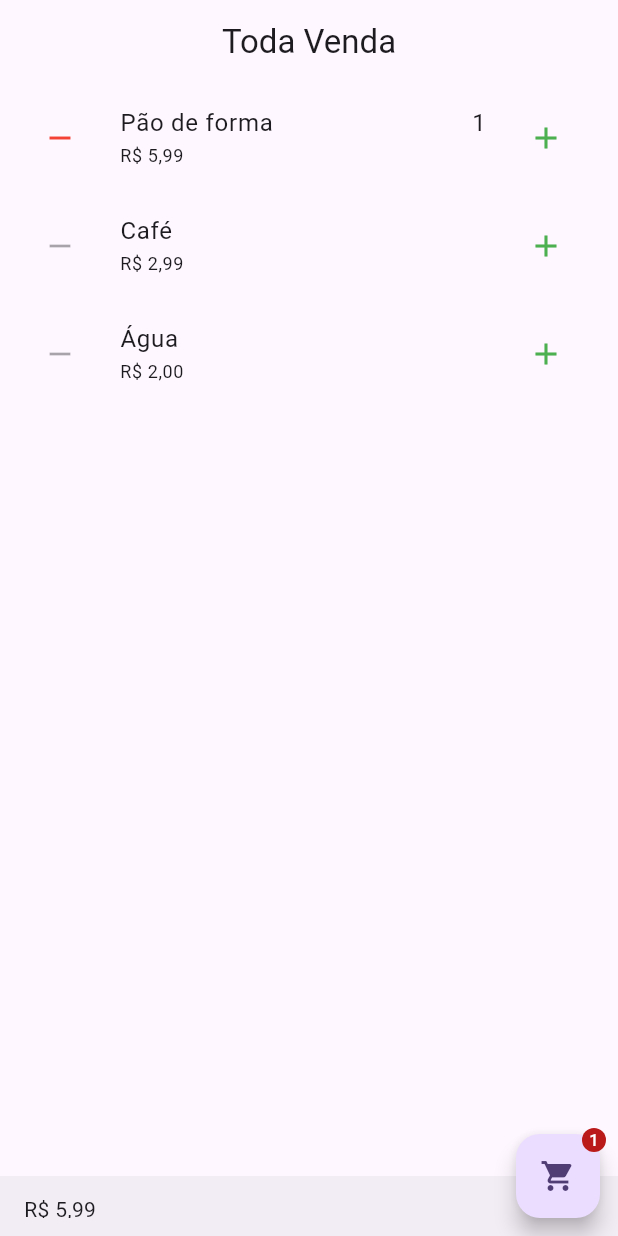
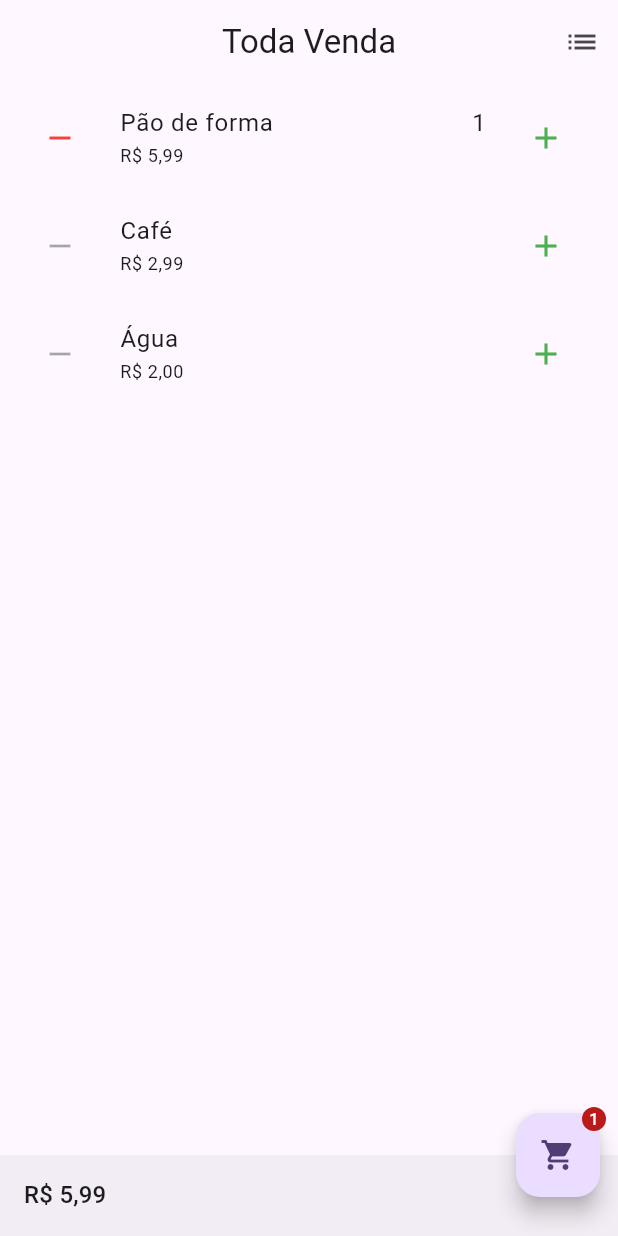
Before and after one commit to leandrofabianjr/todavenda, a Flutter app: the screen it shows after launch, after a tap on the "add" icon, on a phone screen of 412 x 824 dp. Run offline on Flutter 3.47's test engine with Material 2 defaults, Android fonts, the phone set to English and light mode, and no system bars; our stand-ins replace bloc, equatable, flutter_bloc, go_router.

Commit message:
Criado tela de confirmação de venda e refatorado local dos arquivos

```diff
--- a/lib/sales/pages/cart_page/bloc/cart_bloc.dart
+++ b/lib/cart/bloc/cart_bloc.dart
@@ -11,6 +11,7 @@ class CartBloc extends Bloc<CartEvent, CartState> {
     on<CartStarted>(_onStarted);
     on<CartItemAdded>(_onItemAdded);
     on<CartItemRemoved>(_onItemRemoved);
+    on<CartFinalized>(_onFinalized);
   }
 
   final ProductRepository productRepository;
@@ -22,14 +23,29 @@ class CartBloc extends Bloc<CartEvent, CartState> {
     emit(const CartLoading());
     try {
       final products = await productRepository.loadProducts();
-      final items = {for (var category in products) category: 0};
+      final initialItems = event.initialItems ?? {};
+      final items = {
+        for (var product in products)
+          product:
+              initialItems.containsKey(product) ? initialItems[product]! : 0
+      };
       emit(CartLoaded(items: items));
     } catch (ex) {
       emit(CartException(ex));
     }
   }
 
-  _onItemAdded(CartItemAdded event, Emitter<CartState> emit) {
+  Future<void> _onFinalized(
+    CartFinalized event,
+    Emitter<CartState> emit,
+  ) async {
+    if (state is CartLoaded) {
+      final items = (state as CartLoaded).items;
+      emit(CartConfirmation(items: Map.from(items)));
+    }
+  }
+
+  void _onItemAdded(CartItemAdded event, Emitter<CartState> emit) {
     if (state is CartLoaded) {
       final items = (state as CartLoaded).items;
       final itemQuantity = (items[event.product] ?? 0);
@@ -38,7 +54,7 @@ class CartBloc extends Bloc<CartEvent, CartState> {
     }
   }
 
-  _onItemRemoved(CartItemRemoved event, Emitter<CartState> emit) {
+  void _onItemRemoved(CartItemRemoved event, Emitter<CartState> emit) {
     if (state is CartLoaded) {
       final items = (state as CartLoaded).items;
       final itemQuantity = (items[event.product] ?? 0);
--- a/lib/sales/pages/cart_page/bloc/cart_event.dart
+++ b/lib/cart/bloc/cart_event.dart
@@ -5,10 +5,12 @@ sealed class CartEvent extends Equatable {
 }
 
 final class CartStarted extends CartEvent {
-  const CartStarted();
+  const CartStarted({this.initialItems});
+
+  final Map<Product, int>? initialItems;
 
   @override
-  List<Object?> get props => [];
+  List<Object?> get props => [initialItems?.hashCode];
 }
 
 final class CartItemAdded extends CartEvent {
@@ -28,3 +30,10 @@ final class CartItemRemoved extends CartEvent {
   @override
   List<Object> get props => [];
 }
+
+final class CartFinalized extends CartEvent {
+  const CartFinalized();
+
+  @override
+  List<Object> get props => [];
+}
--- a/lib/sales/pages/cart_page/bloc/cart_state.dart
+++ b/lib/cart/bloc/cart_state.dart
@@ -25,9 +25,17 @@ final class CartLoaded extends CartState {
         },
       );
   get formattedTotalPrice => CurrencyFormatter().formatPtBr(totalPrice);
+  get formattedTotalQuantity {
+    final qtt = totalQuantity;
+    return "$qtt ite${qtt == 1 ? 'm' : 'ns'}";
+  }
 
   @override
   List<Object> get props => [items.hashCode];
+}
+
+final class CartConfirmation extends CartLoaded {
+  const CartConfirmation({required super.items});
 }
 
 final class CartException extends CartState {
--- a/lib/sales/sales.dart
+++ b/lib/cart/cart.dart
@@ -1,2 +1,3 @@
 export 'models/models.dart';
 export 'pages/pages.dart';
+export 'bloc/cart_bloc.dart';
--- a/lib/sales/pages/cart_page/cart_page.dart
+++ b/lib/cart/pages/cart_page/cart_page.dart
@@ -1,18 +1,19 @@
 import 'package:flutter/material.dart';
 import 'package:flutter_bloc/flutter_bloc.dart';
+import 'package:go_router/go_router.dart';
 import 'package:todavenda/commons/commons.dart';
 import 'package:todavenda/products/products.dart';
 
-import 'bloc/cart_bloc.dart';
+import '../../cart.dart';
+import '../../widgets/cart_list_tile.dart';
 
 class CartPage extends StatelessWidget {
   const CartPage({super.key});
 
   @override
   Widget build(BuildContext context) {
-    return BlocProvider(
-      create: (context) =>
-          CartBloc(context.read<ProductRepository>())..add(const CartStarted()),
+    return BlocProvider.value(
+      value: BlocProvider.of<CartBloc>(context),
       child: const CartView(),
     );
   }
@@ -23,7 +24,14 @@ class CartView extends StatelessWidget {
 
   @override
   Widget build(BuildContext context) {
-    return BlocBuilder<CartBloc, CartState>(
+    return BlocConsumer<CartBloc, CartState>(
+      listener: (context, state) {
+        if (state is CartConfirmation) {
+          context.push('/carrinho/confirmar').then((_) => context
+              .read<CartBloc>()
+              .add(CartStarted(initialItems: state.items)));
+        }
+      },
       builder: (context, state) {
         if (state is CartLoading) {
           return const Scaffold(body: LoadingWidget());
@@ -33,12 +41,10 @@ class CartView extends StatelessWidget {
             items: state.items,
             formattedTotalPrice: state.formattedTotalPrice,
             totalQuantity: state.totalQuantity,
-            onAdded: (product) => context.read<CartBloc>().add(
-                  CartItemAdded(product: product),
-                ),
-            onRemoved: (product) => context.read<CartBloc>().add(
-                  CartItemRemoved(product: product),
-                ),
+            onAdded: (product) =>
+                context.read<CartBloc>().add(CartItemAdded(product: product)),
+            onRemoved: (product) =>
+                context.read<CartBloc>().add(CartItemRemoved(product: product)),
           );
         }
 
@@ -73,10 +79,13 @@ class CartSelectorView extends StatelessWidget {
     return Scaffold(
       bottomNavigationBar: totalQuantity > 0
           ? BottomAppBar(
-              height: 40,
+              height: 54,
               child: Row(
                 children: [
-                  Text(formattedTotalPrice),
+                  Text(
+                    formattedTotalPrice,
+                    style: Theme.of(context).textTheme.titleMedium,
+                  ),
                 ],
               ),
             )
@@ -85,7 +94,8 @@ class CartSelectorView extends StatelessWidget {
           ? Badge(
               label: Text(totalQuantity.toString()),
               child: FloatingActionButton(
-                onPressed: () {},
+                onPressed: () =>
+                    context.read<CartBloc>().add(const CartFinalized()),
                 child: const Icon(Icons.shopping_cart),
               ),
             )
@@ -96,10 +106,16 @@ class CartSelectorView extends StatelessWidget {
             context.read<CartBloc>().add(const CartStarted()),
         child: CustomScrollView(
           slivers: [
-            const SliverAppBar(
-              title: Text('Toda Venda'),
+            SliverAppBar(
+              title: const Text('Toda Venda'),
               pinned: false,
               centerTitle: true,
+              actions: [
+                IconButton(
+                  onPressed: () => context.push('/produtos'),
+                  icon: const Icon(Icons.list),
+                ),
+              ],
             ),
             SliverList(
               delegate: SliverChildListDelegate(
@@ -123,48 +139,3 @@ class CartSelectorView extends StatelessWidget {
     );
   }
 }
-
-class CartListTile extends StatelessWidget {
-  const CartListTile({
-    super.key,
-    required this.product,
-    required this.quantity,
-    required this.onAdded,
-    required this.onRemoved,
-  });
-
-  final Product product;
-  final int quantity;
-  final void Function() onAdded;
-  final void Function() onRemoved;
-
-  @override
-  Widget build(BuildContext context) {
-    return ListTile(
-      leading: IconButton(
-        onPressed: quantity > 0 ? onRemoved : null,
-        icon: const Icon(Icons.remove),
-        color: Colors.red,
-      ),
-      trailing: IconButton(
-        onPressed: onAdded,
-        icon: const Icon(Icons.add),
-        color: Colors.green,
-      ),
-      title: Row(
-        mainAxisAlignment: MainAxisAlignment.spaceBetween,
-        children: [
-          Flexible(child: Text(product.description)),
-          if (quantity > 0) ...[
-            const SizedBox(width: 8),
-            Text(quantity.toString())
-          ],
-        ],
-      ),
-      subtitle: Text(
-        product.formattedPrice,
-        style: Theme.of(context).textTheme.bodySmall,
-      ),
-    );
-  }
-}
--- /dev/null
+++ b/lib/cart/pages/pages.dart
@@ -0,0 +1,2 @@
+export 'cart_page/cart_page.dart';
+export 'cart_page/cart_checkout_page.dart';
--- /dev/null
+++ b/lib/cart/widgets/cart_list_tile.dart
@@ -0,0 +1,47 @@
+import 'package:flutter/material.dart';
+import 'package:todavenda/products/products.dart';
+
+class CartListTile extends StatelessWidget {
+  const CartListTile({
+    super.key,
+    required this.product,
+    required this.quantity,
+    required this.onAdded,
+    required this.onRemoved,
+  });
+
+  final Product product;
+  final int quantity;
+  final void Function() onAdded;
+  final void Function() onRemoved;
+
+  @override
+  Widget build(BuildContext context) {
+    return ListTile(
+      leading: IconButton(
+        onPressed: quantity > 0 ? onRemoved : null,
+        icon: const Icon(Icons.remove),
+        color: Colors.red,
+      ),
+      trailing: IconButton(
+        onPressed: onAdded,
+        icon: const Icon(Icons.add),
+        color: Colors.green,
+      ),
+      title: Row(
+        mainAxisAlignment: MainAxisAlignment.spaceBetween,
+        children: [
+          Flexible(child: Text(product.description)),
+          if (quantity > 0) ...[
+            const SizedBox(width: 8),
+            Text(quantity.toString())
+          ],
+        ],
+      ),
+      subtitle: Text(
+        product.formattedPrice,
+        style: Theme.of(context).textTheme.bodySmall,
+      ),
+    );
+  }
+}
--- a/lib/main.dart
+++ b/lib/main.dart
@@ -2,8 +2,8 @@ import 'package:flutter/material.dart';
 import 'package:flutter_bloc/flutter_bloc.dart';
 import 'package:go_router/go_router.dart';
 import 'package:todavenda/app_bloc_observer.dart';
+import 'package:todavenda/cart/cart.dart';
 import 'package:todavenda/products/products.dart';
-import 'package:todavenda/sales/pages/cart_page/cart_page.dart';
 
 void main() {
   WidgetsFlutterBinding.ensureInitialized();
@@ -19,7 +19,11 @@ class App extends StatelessWidget {
     return RepositoryProvider.value(
       // ignore: unnecessary_cast
       value: ProductRepositoryMock() as ProductRepository,
-      child: const AppView(),
+      child: BlocProvider(
+        create: (context) => CartBloc(context.read<ProductRepository>())
+          ..add(const CartStarted()),
+        child: const AppView(),
+      ),
     );
   }
 }
@@ -43,11 +47,16 @@ class AppView extends StatelessWidget {
 
 final _router = GoRouter(
   routes: [
-    GoRoute(path: '/', redirect: (context, state) => '/vender'),
+    GoRoute(path: '/', redirect: (context, state) => '/carrinho'),
     GoRoute(
-      path: '/vender',
-      builder: (context, state) => const CartPage(),
-    ),
+        path: '/carrinho',
+        builder: (context, state) => const CartPage(),
+        routes: [
+          GoRoute(
+            path: 'confirmar',
+            builder: (context, state) => const CartCheckoutPage(),
+          ),
+        ]),
     GoRoute(
       path: '/produtos',
       builder: (context, state) => const ProductListPage(),
--- a/lib/sales/pages/pages.dart
+++ /dev/null
@@ -1 +0,0 @@
-export 'cart_page/cart_page.dart';
```
Also changed, not shown: lib/cart/pages/cart_page/cart_checkout_page.dart (added, +98 -0 lines), lib/cart/models/cart.dart (renamed from lib/sales/models/cart.dart), lib/cart/models/cart_item.dart (renamed from lib/sales/models/cart_item.dart), lib/cart/models/models.dart (renamed from lib/sales/models/models.dart).
